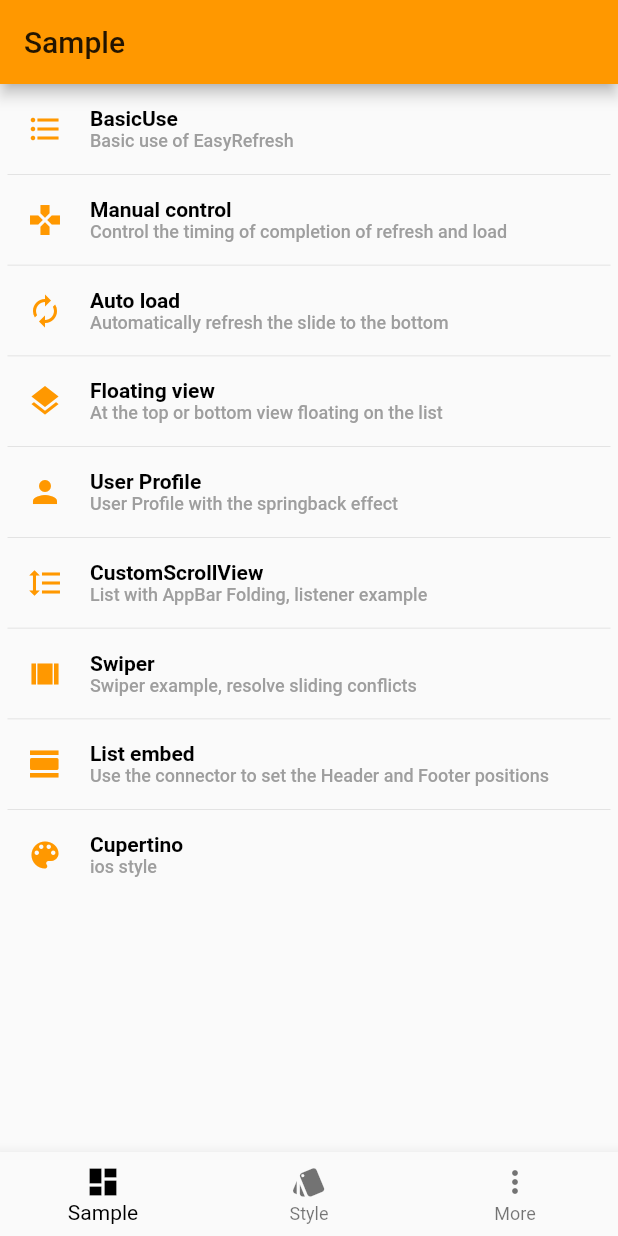
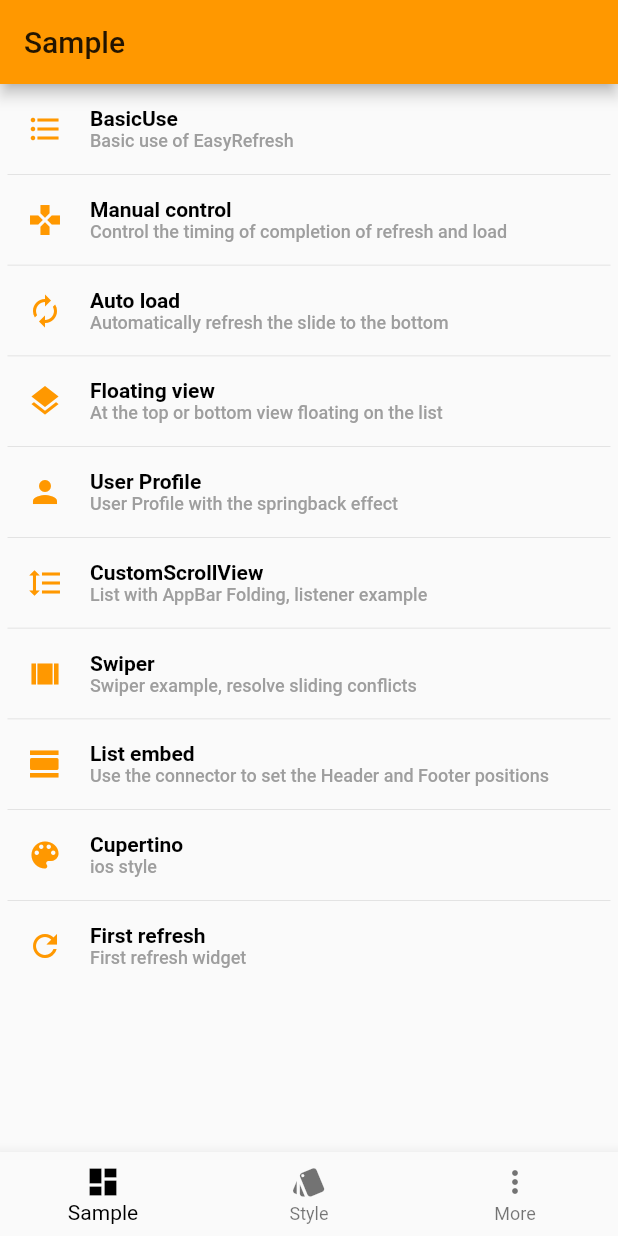
Before and after one commit to xuelongqy/flutter_easy_refresh, a Flutter app: the screen it shows after launch, on a phone screen of 412 x 824 dp. Run offline on Flutter 3.47's test engine with Material 2 defaults, Android fonts, the phone set to English and light mode, and no system bars; our stand-ins replace flare_flutter, flutter_spinkit, flutter_swiper; key blocks and very long unbroken strings in the code were emptied for the run.

Commit message:
添加首次刷新

```diff
--- a/example/assets/locale/i18n_en.json
+++ b/example/assets/locale/i18n_en.json
@@ -32,6 +32,8 @@
   "listEmbed": "List embed",
   "listEmbedDescribe": "Use the connector to set the Header and Footer positions",
   "cupertinoDescribe": "ios style",
+  "firstRefresh": "First refresh",
+  "firstRefreshDescribe": "First refresh widget",
   "qqGroup": "QQ group",
   "github": "Github",
   "name": "Name",
--- a/example/assets/locale/i18n_zh.json
+++ b/example/assets/locale/i18n_zh.json
@@ -32,6 +32,8 @@
   "listEmbed": "列表嵌入",
   "listEmbedDescribe": "使用连接器设置Header和Footer位置",
   "cupertinoDescribe": "ios风格",
+  "firstRefresh": "首次刷新",
+  "firstRefreshDescribe": "首次刷新视图",
   "qqGroup": "QQ群",
   "github": "Github",
   "name": "名字",
--- a/example/lib/page/sample_page.dart
+++ b/example/lib/page/sample_page.dart
@@ -2,6 +2,7 @@ import 'package:example/generated/translations.dart';
 import 'package:example/page/sample/auto_load_page.dart';
 import 'package:example/page/sample/basic_page.dart';
 import 'package:example/page/sample/cupertino_page.dart';
+import 'package:example/page/sample/first_refresh_page.dart';
 import 'package:example/page/sample/float_page.dart';
 import 'package:example/page/sample/list_embed_page.dart';
 import 'package:example/page/sample/manual_control_page.dart';
@@ -201,6 +202,26 @@ class _SamplePageState extends State<SamplePage> {
                 color: Colors.orange,
               ),
             ),
+            Container(
+              width: double.infinity,
+              height: 0.5,
+              padding: EdgeInsets.only(left: 5.0, right: 5.0),
+              child: Container(
+                color: Colors.black12,
+              ),
+            ),
+            ListItem(
+              title: Translations.of(context).text("firstRefresh"),
+              describe: Translations.of(context).text("firstRefreshDescribe"),
+              onPressed: () {
+                Navigator.push(context,MaterialPageRoute(builder: (BuildContext context){
+                  return FirstRefreshPage();
+                }));
+              },
+              icon: Icon(Icons.refresh,
+                color: Colors.orange,
+              ),
+            ),
           ],
         ),
       ),
--- a/example/pubspec.yaml
+++ b/example/pubspec.yaml
@@ -23,6 +23,7 @@ dependencies:
   cupertino_icons: ^0.1.2
   url_launcher: ^4.0.2
   flutter_swiper: ^1.1.4
+  flutter_spinkit: ^3.1.0
   flutter_easyrefresh:
     path: ../
 
--- a/lib/src/header/header.dart
+++ b/lib/src/header/header.dart
@@ -500,8 +500,8 @@ class FirstRefreshHeaderState extends RefreshHeaderState<FirstRefreshHeader> {
   }
 
   @override
-  Future onRefreshEnd() async {
-    super.onRefreshEnd();
+  Future onRefreshed() async {
+    super.onRefreshed();
     setState(() {
       _isShow = false;
     });
--- a/lib/src/refresher.dart
+++ b/lib/src/refresher.dart
@@ -280,7 +280,11 @@ class EasyRefreshState extends State<EasyRefresh> with TickerProviderStateMixin<
     // 初始化滚动形式
     _scrollPhysics = _refreshAlwaysScrollPhysics;
     // 初始化刷新高度
-    _refreshHeight = widget.refreshHeader == null ? 70.0 : widget.refreshHeader.refreshHeight;
+    if (_firstRefresh && widget.firstRefreshWidget is RefreshHeader) {
+      _refreshHeight = (widget.firstRefreshWidget as RefreshHeader).refreshHeight;
+    }else {
+      _refreshHeight = widget.refreshHeader == null ? 70.0 : widget.refreshHeader.refreshHeight;
+    }
     _loadHeight = widget.refreshFooter == null ? 70.0 : widget.refreshFooter.loadHeight;
     // 顶部栏和底部栏动画控制
     _animationController = new AnimationController(duration: const Duration(milliseconds: 250), vsync: this);
@@ -355,6 +359,8 @@ class EasyRefreshState extends State<EasyRefresh> with TickerProviderStateMixin<
             if (_firstRefresh) {
               setState(() {
                 _firstRefresh = false;
+                // 恢复刷新高度
+                _refreshHeight = widget.refreshHeader == null ? 70.0 : widget.refreshHeader.refreshHeight;
               });
             }
           } else if (_states == RefreshBoxDirectionStatus.PULL) {
@@ -461,9 +467,13 @@ class EasyRefreshState extends State<EasyRefresh> with TickerProviderStateMixin<
   Widget _getHeader() {
     if (widget.onRefresh != null) {
       if (_firstRefresh && widget.firstRefreshWidget != null) {
-        this._refreshHeader = FirstRefreshHeader(key: _firstRefreshHeaderKey, child: widget.firstRefreshWidget);
+        if (widget.firstRefreshWidget is RefreshHeader) {
+          this._refreshHeader = widget.firstRefreshWidget;
+        }else {
+          this._refreshHeader = FirstRefreshHeader(key: _firstRefreshHeaderKey, child: widget.firstRefreshWidget);
+        }
       }else {
-        if (widget.refreshHeader == null || widget.refreshHeader is FirstRefreshHeader) {
+        if (widget.refreshHeader == null) {
           this._refreshHeader = _defaultHeader;
         } else {
           this._refreshHeader = widget.refreshHeader;
```
Also changed, not shown: example/lib/page/sample/first_refresh_page.dart (added, +115 -0 lines), 4 other files.
